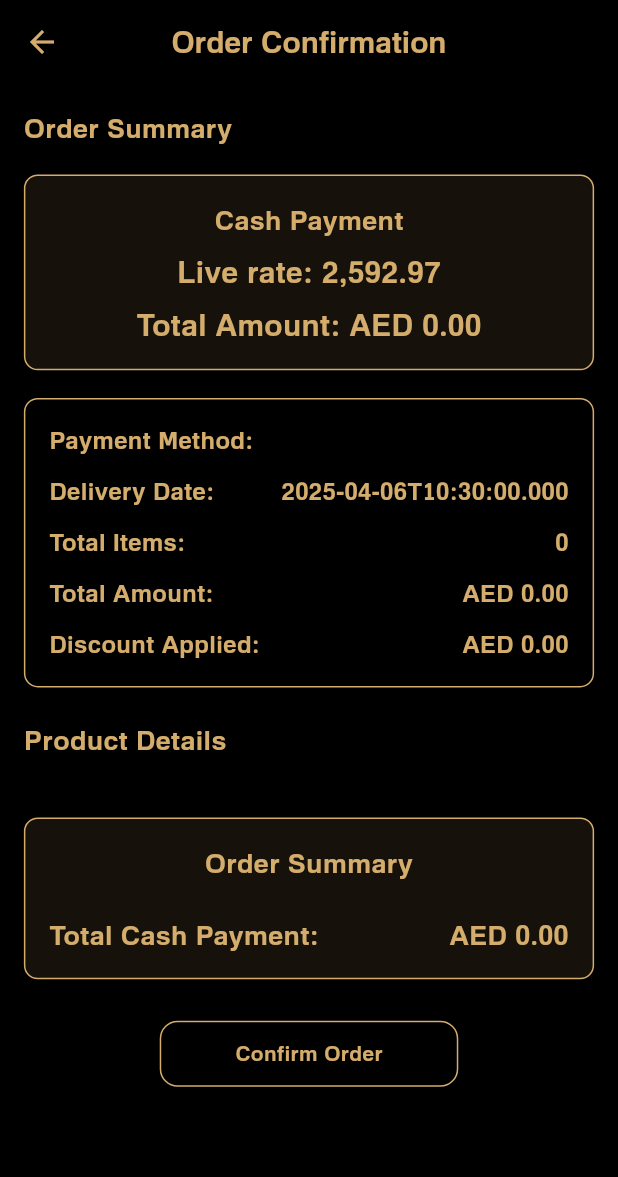
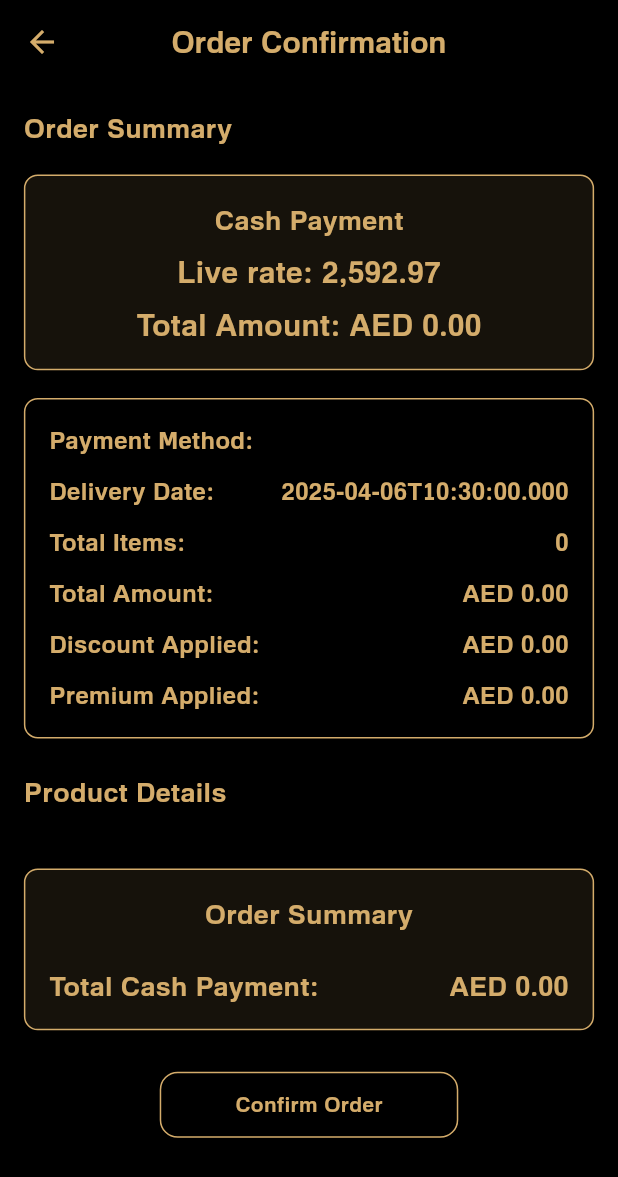
Before and after one commit to AurifyAE/Swiss_gold_flutter, a Flutter app: the DeliveryDetailsView screen opened directly with empty values, on a phone screen of 412 x 824 dp. Shown: the top 1177 px of the screen. Run offline on Flutter 3.47's test engine with Material 3 defaults, Android fonts, the phone set to English and light mode, and no system bars; our stand-ins replace cached_network_image, firebase_core, firebase_messaging, flutter_local_notifications, flutter_screenutil, fpdart and 8 more; missing offline and left inert: appinio_video_player; accounts and stored records are empty; network calls fail.

Commit message:
liverate on delivery view

```diff
--- a/lib/views/delivery/delivery_view.dart
+++ b/lib/views/delivery/delivery_view.dart
@@ -24,9 +24,6 @@ class DeliveryDetailsView extends StatefulWidget {
 }
 
 class _DeliveryDetailsViewState extends State<DeliveryDetailsView> {
-  // Helper method to format numbers with commas
-
-
   // Calculate total weight from booking data with real product weights
   double calculateTotalWeight(ProductViewModel productViewModel) {
     double totalWeight = 0.0;
@@ -52,10 +49,15 @@ class _DeliveryDetailsViewState extends State<DeliveryDetailsView> {
     return totalWeight;
   }
 
-  // Calculate total amount for cash payment using product price directly and GoldRateProvider for gold payment
+  // Calculate total amount using the new formula: (bidprice * purity * weight)
   double calculateTotalAmount(ProductViewModel productViewModel, GoldRateProvider goldRateProvider) {
     double totalAmount = 0.0;
     List bookingData = widget.orderData["bookingData"] as List;
+
+    // Get bid price from GoldRateProvider
+    double bidPrice = goldRateProvider.goldData != null
+      ? (double.tryParse('${goldRateProvider.goldData!['bid']}') ?? 0.0) / 31.103 * 3.674
+      : 0.0;
 
     for (var item in bookingData) {
       String productId = item["productId"];
@@ -67,40 +69,37 @@ class _DeliveryDetailsViewState extends State<DeliveryDetailsView> {
       );
 
       if (product != null) {
-        if (widget.orderData["paymentMethod"] == 'Gold') {
-          // 💰 Use gold bid rate from GoldRateProvider if available
-          double bidRate = 0.0;
-          if (goldRateProvider.goldData != null && goldRateProvider.goldData!.containsKey('bid')) {
-            bidRate = double.tryParse('${goldRateProvider.goldData!['bid']}') ?? 0.0;
+        double productPrice = 0.0;
+        // Use the new formula: (bidprice * purity * weight)
+        productPrice = bidPrice * (product.purity.toDouble() / 100) * product.weight.toDouble();
+
+        // Add making charge if applicable
+        double makingCharge = product.makingCharge.toDouble();
+
+        // Calculate the total for this product
+        double productTotal = productPrice * quantity;
+
+        // Add making charge to the total if it exists
+        if (makingCharge > 0) {
+          productTotal += makingCharge * quantity;
         }
 
-          if (bidRate > 0) {
-            // Calculate value based on weight and bid rate
-            totalAmount += product.weight * bidRate * quantity;
-          }
-        } else {
-          // 🏷️ Use regular price + making charge
-          double productPrice = product.price.toDouble();
-          double makingCharge = product.makingCharge.toDouble();
-          totalAmount += (productPrice + makingCharge) * quantity;
-        }
+        totalAmount += productTotal;
       }
     }
 
-    // Apply discount if not gold
-    if (widget.orderData["paymentMethod"] != 'Gold' &&
-        widget.orderData.containsKey('discount')) {
+    // Apply sell premium if applicable
+    if (widget.orderData.containsKey('premium')) {
+      String premiumStr = widget.orderData['premium'] ?? '0';
+      double premium = double.tryParse(premiumStr) ?? 0.0;
+      totalAmount += premium;
+    }
+
+    // Apply discount if applicable
+    if (widget.orderData.containsKey('discount')) {
       String discountStr = widget.orderData['discount'] ?? '0';
       double discount = double.tryParse(discountStr) ?? 0.0;
       totalAmount -= discount;
-    }
-
-    // Apply premium if gold
-    if (widget.orderData["paymentMethod"] == 'Gold' &&
-        widget.orderData.containsKey('premium')) {
-      String premiumStr = widget.orderData['premium'] ?? '0';
-      double premium = double.tryParse(premiumStr) ?? 0.0;
-      totalAmount += premium;
     }
 
     return totalAmount > 0 ? totalAmount : 0.0;
@@ -131,7 +130,6 @@ class _DeliveryDetailsViewState extends State<DeliveryDetailsView> {
   @override
   Widget build(BuildContext context) {
     final productViewModel = Provider.of<ProductViewModel>(context);
-    // final liveRateProvider = Provider.of<LiveRateProvider>(context);
     final goldRateProvider = Provider.of<GoldRateProvider>(context);
 
     final isGoldPayment = widget.orderData["paymentMethod"] == 'Gold';
@@ -139,8 +137,9 @@ class _DeliveryDetailsViewState extends State<DeliveryDetailsView> {
     final totalAmount = calculateTotalAmount(productViewModel, goldRateProvider);
 
     // Get bid price from GoldRateProvider
-    final bidPrice = goldRateProvider.goldData != null ?
-                     double.tryParse('${goldRateProvider.goldData!['bid']}') ?? 0.0 : 0.0;
+    final bidPrice = goldRateProvider.goldData != null
+      ? (double.tryParse('${goldRateProvider.goldData!['bid']}') ?? 0.0) / 31.103 * 3.674
+      : 0.0;
 
     return Scaffold(
       appBar: AppBar(
@@ -244,7 +243,6 @@ class _DeliveryDetailsViewState extends State<DeliveryDetailsView> {
                         ),
                       ),
                       SizedBox(height: 8.h),
-                      // Replace LiveRateProvider with GoldRateProvider
                       Text(
                         'Live rate: ${bidPrice > 0 ? formatNumber(bidPrice) : "2,592.97"}',
                         style: TextStyle(
@@ -433,7 +431,7 @@ class _DeliveryDetailsViewState extends State<DeliveryDetailsView> {
                     ],
 
                     // Show any applicable discount for cash payment
-                    if (!isGoldPayment && widget.orderData.containsKey('discount')) ...[
+                    if (widget.orderData.containsKey('discount')) ...[
                       SizedBox(height: 12.h),
                       Row(
                         mainAxisAlignment: MainAxisAlignment.spaceBetween,
@@ -461,7 +459,7 @@ class _DeliveryDetailsViewState extends State<DeliveryDetailsView> {
                     ],
 
                     // Show any applicable premium for gold payment
-                    if (isGoldPayment && widget.orderData.containsKey('premium')) ...[
+                    if (widget.orderData.containsKey('premium')) ...[
                       SizedBox(height: 12.h),
                       Row(
                         mainAxisAlignment: MainAxisAlignment.spaceBetween,
@@ -491,7 +489,6 @@ class _DeliveryDetailsViewState extends State<DeliveryDetailsView> {
                 ),
               ),
 
-              // Rest of the code remains the same
               SizedBox(height: 24.h),
 
               // Product details section
@@ -519,12 +516,13 @@ class _DeliveryDetailsViewState extends State<DeliveryDetailsView> {
                   // Get actual product info
                   final product = getProductById(productId, productViewModel);
                   final productWeight = product?.weight.toDouble() ?? 0.0;
-                  final productPrice = product?.price.toDouble() ?? 0.0;
+                  final productPurity = product?.purity.toDouble() ?? 0.0;
                   final makingCharge = product?.makingCharge.toDouble() ?? 0.0;
                   final productTitle = product?.title ?? 'Product #$productId';
 
-                  // Calculate cost using product price directly
-                  final itemValue = (productPrice * quantity) + (makingCharge * quantity);
+                  // Calculate price using new formula: (bidprice * purity * weight)
+                  final basePrice = bidPrice * (productPurity / 100) * productWeight;
+                  final itemValue = (basePrice * quantity) + (makingCharge * quantity);
 
                   return Container(
                     margin: EdgeInsets.only(bottom: 10.h),
@@ -597,6 +595,28 @@ class _DeliveryDetailsViewState extends State<DeliveryDetailsView> {
                           mainAxisAlignment: MainAxisAlignment.spaceBetween,
                           children: [
                             Text(
+                              'Purity:',
+                              style: TextStyle(
+                                color: UIColor.gold,
+                                fontFamily: 'Familiar',
+                                fontSize: 14.sp,
+                              ),
+                            ),
+                            Text(
+                              '${formatNumber(productPurity)}%',
+                              style: TextStyle(
+                                color: UIColor.gold,
+                                fontFamily: 'Familiar',
+                                fontSize: 14.sp,
+                              ),
+                            ),
+                          ],
+                        ),
+                        SizedBox(height: 4.h),
+                        Row(
+                          mainAxisAlignment: MainAxisAlignment.spaceBetween,
+                          children: [
+                            Text(
                               'Total Weight:',
                               style: TextStyle(
                                 color: UIColor.gold,
@@ -615,7 +635,7 @@ class _DeliveryDetailsViewState extends State<DeliveryDetailsView> {
                             ),
                           ],
                         ),
-                        // Show unit price from product model
+                        // Show unit price calculated with the new formula
                         SizedBox(height: 4.h),
                         Row(
                           mainAxisAlignment: MainAxisAlignment.spaceBetween,
@@ -629,7 +649,7 @@ class _DeliveryDetailsViewState extends State<DeliveryDetailsView> {
                               ),
                             ),
                             Text(
-                              'AED ${formatNumber(productPrice)}',
+                              'AED ${formatNumber(basePrice)}',
                               style: TextStyle(
                                 color: UIColor.gold,
                                 fontFamily: 'Familiar',
@@ -663,8 +683,7 @@ class _DeliveryDetailsViewState extends State<DeliveryDetailsView> {
                             ],
                           ),
                         ],
-                        // Show per-item cash value only for Cash payment
-                        if (!isGoldPayment) ...[
+                        // Show item value
                         SizedBox(height: 4.h),
                         Row(
                           mainAxisAlignment: MainAxisAlignment.spaceBetween,
@@ -688,7 +707,6 @@ class _DeliveryDetailsViewState extends State<DeliveryDetailsView> {
                             ),
                           ],
                         ),
-                        ],
                       ],
                     ),
                   );
```
Also changed, not shown: lib/core/services/server_provider.dart (+8 -8 lines). Lines whose indentation alone changed are shown as unchanged.
